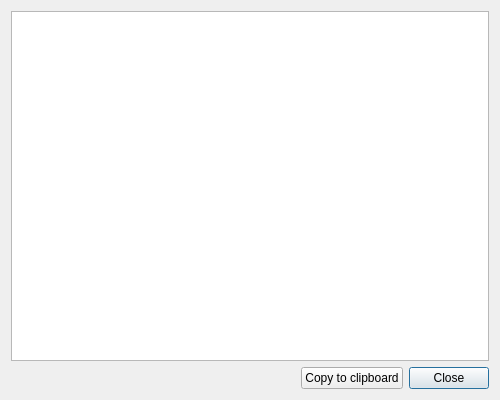
The window that ai_agent/dialogs/AgentInstructionsDialog.ui (otengler/CodeBeagle) describes before a commit, drawn with Qt 5.
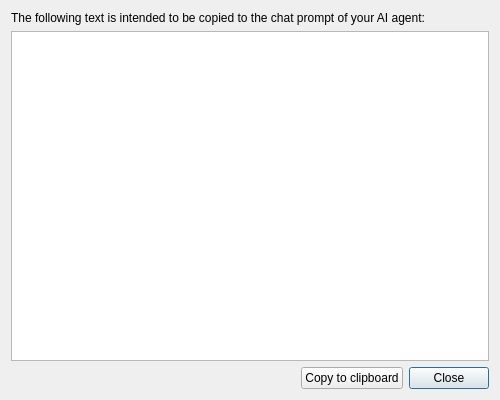
The same window after the commit.

Commit message: Read baseUrl from json config

```diff
--- a/ai_agent/dialogs/AgentInstructionsDialog.ui
+++ b/ai_agent/dialogs/AgentInstructionsDialog.ui
@@ -14,6 +14,16 @@
    <string notr="true">Agent instructions</string>
   </property>
   <layout class="QVBoxLayout" name="verticalLayout">
+   <item>
+    <widget class="QLabel" name="labelHint">
+     <property name="text">
+      <string>The following text is intended to be copied to the chat prompt of your AI agent:</string>
+     </property>
+     <property name="wordWrap">
+      <bool>true</bool>
+     </property>
+    </widget>
+   </item>
    <item>
     <widget class="QTextEdit" name="textEditInstructions">
      <property name="tabChangesFocus">
```
The commit also changes 2 other files.
